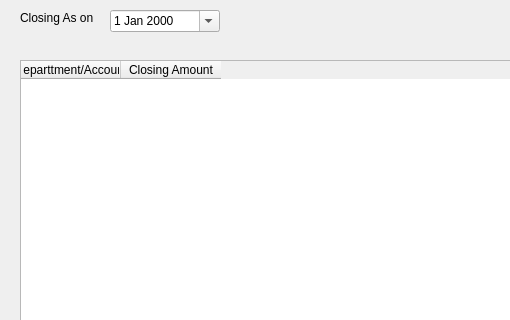
Old version of the form DLG/cclosingbalancedlg.ui in the repository hlunguite/saptuamDataQT; both pictures show x 0 to 510 and y 0 to 320 of the 877 by 505 pixel window.
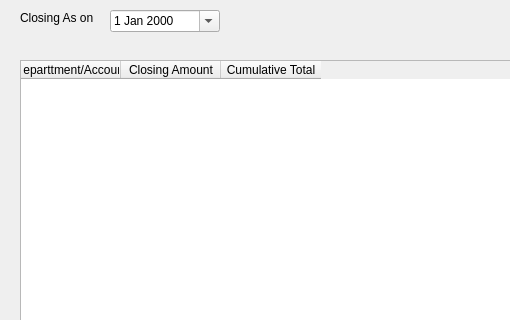
New version of the form.

What changed in the file:
```diff
--- a/DLG/cclosingbalancedlg.ui
+++ b/DLG/cclosingbalancedlg.ui
@@ -90,6 +90,11 @@
      <string>Closing Amount</string>
     </property>
    </column>
+   <column>
+    <property name="text">
+     <string>Cumulative Total</string>
+    </property>
+   </column>
   </widget>
  </widget>
  <resources/>
```
